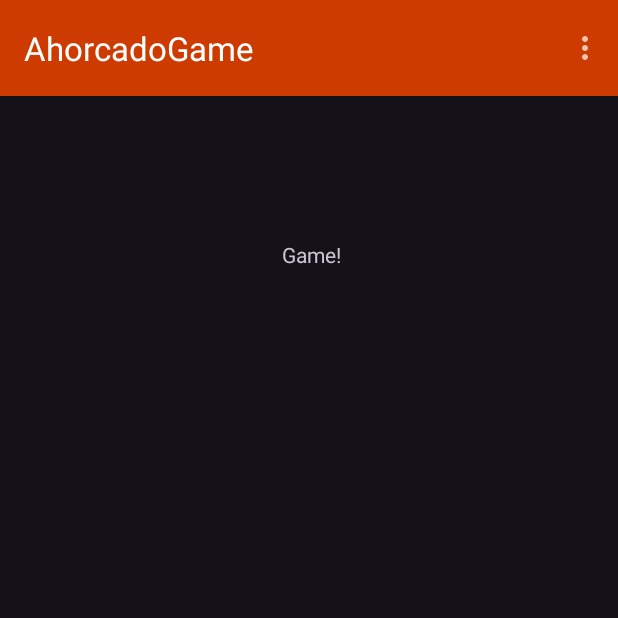
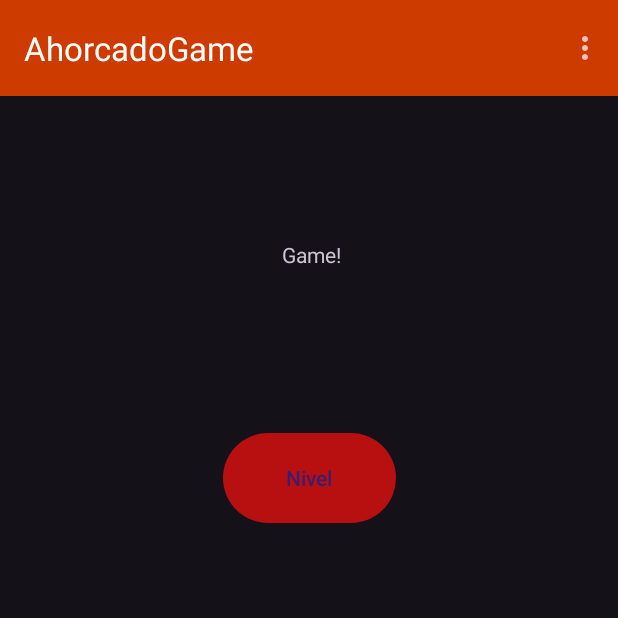
Before and after one commit to IvanLPDM/AA1_Ahorcado_Android, an Android app: the MainActivity screen opened directly, with no data from a screen before it, in the options menu, after a tap on "Day", on a phone screen of 412 x 824 dp, the top half of it. Run offline under Robolectric (Android 15) with nearby library versions, the light colour scheme and no system bars.

Commit message:
Scena + teclado

```diff
--- /dev/null
+++ b/app/src/main/java/com/example/ahorcadogame/GamePlayActivity.kt
@@ -0,0 +1,59 @@
+package com.example.ahorcadogame
+
+import androidx.appcompat.app.AppCompatActivity
+import android.os.Bundle
+import android.widget.Button
+import android.view.View
+import android.graphics.Color
+
+class GamePlayActivity : AppCompatActivity() {
+    override fun onCreate(savedInstanceState: Bundle?) {
+        super.onCreate(savedInstanceState)
+        setContentView(R.layout.activity_game_play)
+
+        // Lista de botones a los que les queremos asignar el mismo Listener
+        val buttons = arrayOf(
+            findViewById<Button>(R.id.buttonA),
+            findViewById<Button>(R.id.buttonB),
+            findViewById<Button>(R.id.buttonC),
+            findViewById<Button>(R.id.buttonD),
+            findViewById<Button>(R.id.buttonE),
+            findViewById<Button>(R.id.buttonF),
+            findViewById<Button>(R.id.buttonG),
+            findViewById<Button>(R.id.buttonH),
+            findViewById<Button>(R.id.buttonI),
+            findViewById<Button>(R.id.buttonJ),
+            findViewById<Button>(R.id.buttonK),
+            findViewById<Button>(R.id.buttonL),
+            findViewById<Button>(R.id.buttonM),
+            findViewById<Button>(R.id.buttonN),
+            findViewById<Button>(R.id.buttonÑ),
+            findViewById<Button>(R.id.buttonO),
+            findViewById<Button>(R.id.buttonP),
+            findViewById<Button>(R.id.buttonQ),
+            findViewById<Button>(R.id.buttonR),
+            findViewById<Button>(R.id.buttonS),
+            findViewById<Button>(R.id.buttonT),
+            findViewById<Button>(R.id.buttonU),
+            findViewById<Button>(R.id.buttonV),
+            findViewById<Button>(R.id.buttonW),
+            findViewById<Button>(R.id.buttonX),
+            findViewById<Button>(R.id.buttonY),
+            findViewById<Button>(R.id.buttonZ)
+        )
+
+        //
+        val buttonClickListener = View.OnClickListener { view ->
+
+            if (view is Button) {
+                view.setBackgroundColor(Color.parseColor("#808080"))
+            }
+        }
+
+        // Asignar el mismo OnClickListener a todos los botones en la lista
+        for (button in buttons) {
+            button.setOnClickListener(buttonClickListener)
+        }
+
+    }
+}
--- a/app/src/main/java/com/example/ahorcadogame/MainActivity.kt
+++ b/app/src/main/java/com/example/ahorcadogame/MainActivity.kt
@@ -7,6 +7,9 @@ import android.view.Menu
 import android.view.MenuItem
 import androidx.appcompat.app.AppCompatDelegate
 import android.util.Log
+import android.widget.Button
+import android.content.Intent
+
 
 class MainActivity : AppCompatActivity() {
 
@@ -18,7 +21,19 @@ class MainActivity : AppCompatActivity() {
 
         val toolbar: Toolbar = findViewById(R.id.myToolBar)
         setSupportActionBar(toolbar)
+
+        //Pasar a gameplay
+        val botonNivel: Button = findViewById(R.id.Nivel_1)
+
+        botonNivel.setOnClickListener {
+            // Abrir GamePlayActivity
+            val intent = Intent(this, GamePlayActivity::class.java)
+            startActivity(intent)
+        }
     }
+
+
+
 
     // Sacar el popUp
     override fun onCreateOptionsMenu(menu: Menu?): Boolean {
@@ -54,4 +69,6 @@ class MainActivity : AppCompatActivity() {
     }
 
 
+
+
 }
--- a/app/src/main/res/layout/activity_main.xml
+++ b/app/src/main/res/layout/activity_main.xml
@@ -25,4 +25,18 @@
         app:layout_constraintEnd_toEndOf="parent"
         app:layout_constraintStart_toStartOf="parent"
         app:layout_constraintTop_toBottomOf="@+id/myToolBar" />
+
+    <Button
+        android:id="@+id/Nivel_1"
+        android:layout_width="115dp"
+        android:layout_height="68dp"
+        android:layout_marginStart="148dp"
+        android:layout_marginTop="19dp"
+        android:layout_marginEnd="148dp"
+        android:layout_marginBottom="448dp"
+        android:text="Nivel"
+        app:layout_constraintBottom_toBottomOf="parent"
+        app:layout_constraintEnd_toEndOf="parent"
+        app:layout_constraintStart_toStartOf="parent"
+        app:layout_constraintTop_toBottomOf="@+id/textView2" />
 </androidx.constraintlayout.widget.ConstraintLayout>
```
Also changed, not shown: app/src/main/AndroidManifest.xml (+6 -4 lines), app/src/main/res/layout/activity_game_play.xml (added, +335 -0 lines).
